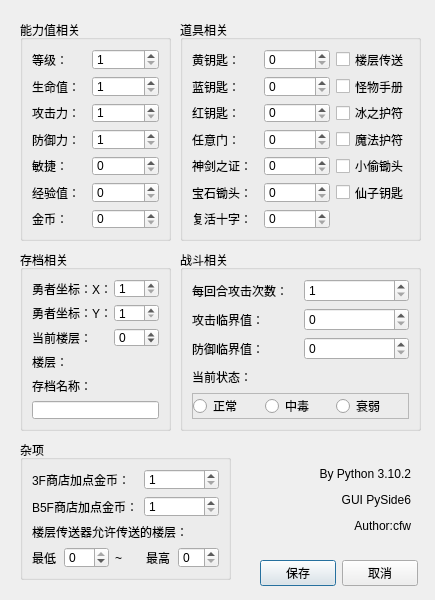
Above: setting.ui from cfwnico/xinSavedataEditor before the change. Below: the same form after it.
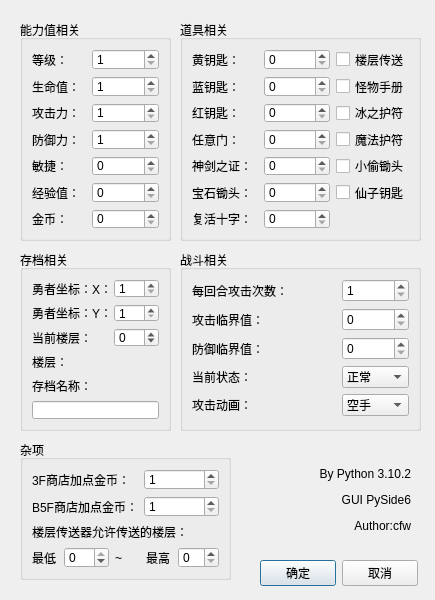
That is the form after the change.

```diff
--- a/setting.ui
+++ b/setting.ui
@@ -422,7 +422,7 @@
    <property name="title">
     <string>战斗相关</string>
    </property>
-   <layout class="QGridLayout" name="gridLayout_4">
+   <layout class="QGridLayout" name="gridLayout_4" columnstretch="8,1">
     <item row="0" column="0">
      <widget class="QLabel" name="label_16">
       <property name="text">
@@ -475,55 +475,64 @@
       </property>
      </widget>
     </item>
-    <item row="4" column="0" colspan="2">
-     <widget class="QFrame" name="frame">
-      <property name="frameShape">
-       <enum>QFrame::StyledPanel</enum>
-      </property>
-      <property name="frameShadow">
-       <enum>QFrame::Raised</enum>
-      </property>
-      <property name="lineWidth">
-       <number>0</number>
-      </property>
-      <layout class="QHBoxLayout" name="horizontalLayout">
-       <property name="spacing">
-        <number>0</number>
-       </property>
-       <property name="leftMargin">
-        <number>0</number>
-       </property>
-       <property name="topMargin">
-        <number>0</number>
-       </property>
-       <property name="rightMargin">
-        <number>0</number>
-       </property>
-       <property name="bottomMargin">
-        <number>0</number>
-       </property>
+    <item row="3" column="1">
+     <widget class="QComboBox" name="stat_combobox">
        <item>
-        <widget class="QRadioButton" name="normal_box">
          <property name="text">
           <string>正常</string>
          </property>
-        </widget>
        </item>
        <item>
-        <widget class="QRadioButton" name="poison_box">
          <property name="text">
           <string>中毒</string>
          </property>
-        </widget>
        </item>
        <item>
-        <widget class="QRadioButton" name="weak_box">
          <property name="text">
           <string>衰弱</string>
          </property>
-        </widget>
-       </item>
-      </layout>
+      </item>
+     </widget>
+    </item>
+    <item row="4" column="0">
+     <widget class="QLabel" name="label_31">
+      <property name="text">
+       <string>攻击动画：</string>
+      </property>
+     </widget>
+    </item>
+    <item row="4" column="1">
+     <widget class="QComboBox" name="atkanm_combobox">
+      <item>
+       <property name="text">
+        <string>空手</string>
+       </property>
+      </item>
+      <item>
+       <property name="text">
+        <string>铁剑</string>
+       </property>
+      </item>
+      <item>
+       <property name="text">
+        <string>银剑</string>
+       </property>
+      </item>
+      <item>
+       <property name="text">
+        <string>骑士剑</string>
+       </property>
+      </item>
+      <item>
+       <property name="text">
+        <string>圣剑</string>
+       </property>
+      </item>
+      <item>
+       <property name="text">
+        <string>神圣剑</string>
+       </property>
+      </item>
      </widget>
     </item>
    </layout>
@@ -639,7 +648,7 @@
     <item>
      <widget class="QPushButton" name="save_button">
       <property name="text">
-       <string>保存</string>
+       <string>确定</string>
       </property>
      </widget>
     </item>
```
Lines whose indentation alone changed are shown as unchanged.
